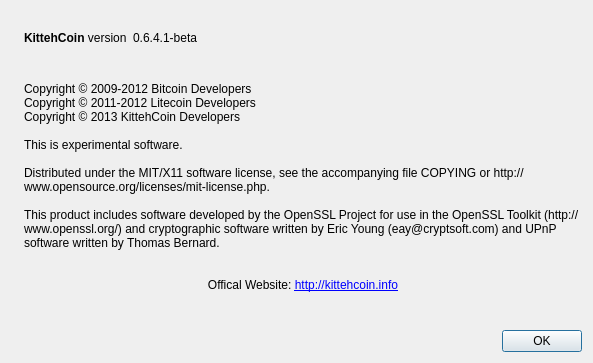
Old version of the form src/qt/forms/aboutdialog.ui in the repository fj31216/kittehcoin.
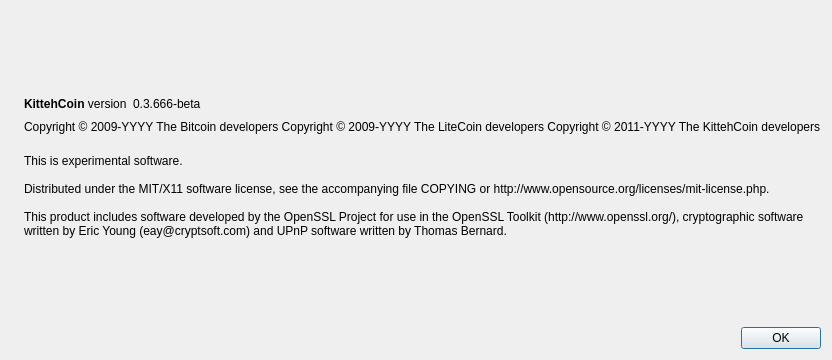
New version of the form. Icons and pictures are not drawn.

```diff
--- a/src/qt/forms/aboutdialog.ui
+++ b/src/qt/forms/aboutdialog.ui
@@ -7,7 +7,7 @@
     <x>0</x>
     <y>0</y>
     <width>593</width>
-    <height>363</height>
+    <height>360</height>
    </rect>
   </property>
   <property name="windowTitle">
@@ -63,10 +63,7 @@
           <cursorShape>IBeamCursor</cursorShape>
          </property>
          <property name="text">
-          <string notr="true">0.6.4.1-beta</string>
-         </property>
-         <property name="textFormat">
-          <enum>Qt::RichText</enum>
+          <string notr="true">0.3.666-beta</string>
          </property>
          <property name="textInteractionFlags">
           <set>Qt::LinksAccessibleByMouse|Qt::TextSelectableByKeyboard|Qt::TextSelectableByMouse</set>
@@ -88,13 +85,36 @@
        </item>
       </layout>
      </item>
+     <item>
+      <widget class="QLabel" name="copyrightLabel">
+       <property name="cursor">
+        <cursorShape>IBeamCursor</cursorShape>
+       </property>
+       <property name="text">
+        <string notr="true">Copyright &amp;copy; 2009-YYYY The Bitcoin developers
+        Copyright &amp;copy; 2009-YYYY The LiteCoin developers
+Copyright &amp;copy; 2011-YYYY The KittehCoin developers</string>
+       </property>
+       <property name="textFormat">
+        <enum>Qt::RichText</enum>
+       </property>
+       <property name="textInteractionFlags">
+        <set>Qt::LinksAccessibleByMouse|Qt::TextSelectableByKeyboard|Qt::TextSelectableByMouse</set>
+       </property>
+      </widget>
+     </item>
      <item>
       <widget class="QLabel" name="label_2">
        <property name="cursor">
         <cursorShape>IBeamCursor</cursorShape>
        </property>
        <property name="text">
-        <string>&lt;html&gt;&lt;head/&gt;&lt;body&gt;&lt;br/&gt;&lt;br&gt;Copyright © 2009-2012 Bitcoin Developers&lt;br&gt;          Copyright © 2011-2012 Litecoin Developers&lt;br&gt;          Copyright © 2013 KittehCoin Developers&lt;br/&gt;&lt;br&gt;This is experimental software.&lt;br/&gt;&lt;br&gt;Distributed under the MIT/X11 software license, see the accompanying file COPYING or http://www.opensource.org/licenses/mit-license.php.&lt;br/&gt;&lt;br&gt;This product includes software developed by the OpenSSL Project for use in the OpenSSL Toolkit (http://www.openssl.org/) and cryptographic software written by Eric Young (eay@cryptsoft.com) and UPnP software written by Thomas Bernard.&lt;br/&gt;&lt;br&gt;&lt;center&gt;Offical Website: &lt;a href=&quot;http://kittehcoin.info&quot;&gt;&lt;span style=&quot; text-decoration: underline; color:#0000ff;&quot;&gt;http://kittehcoin.info&lt;/span&gt;&lt;/a&gt;&lt;center&gt;&lt;/body&gt;&lt;/html&gt;</string>
+        <string>
+This is experimental software.
+
+Distributed under the MIT/X11 software license, see the accompanying file COPYING or http://www.opensource.org/licenses/mit-license.php.
+
+This product includes software developed by the OpenSSL Project for use in the OpenSSL Toolkit (http://www.openssl.org/), cryptographic software written by Eric Young (eay@cryptsoft.com) and UPnP software written by Thomas Bernard.</string>
        </property>
        <property name="wordWrap">
         <bool>true</bool>
```
Left out of the diff: 6 changed lines with no effect on the pictures.
